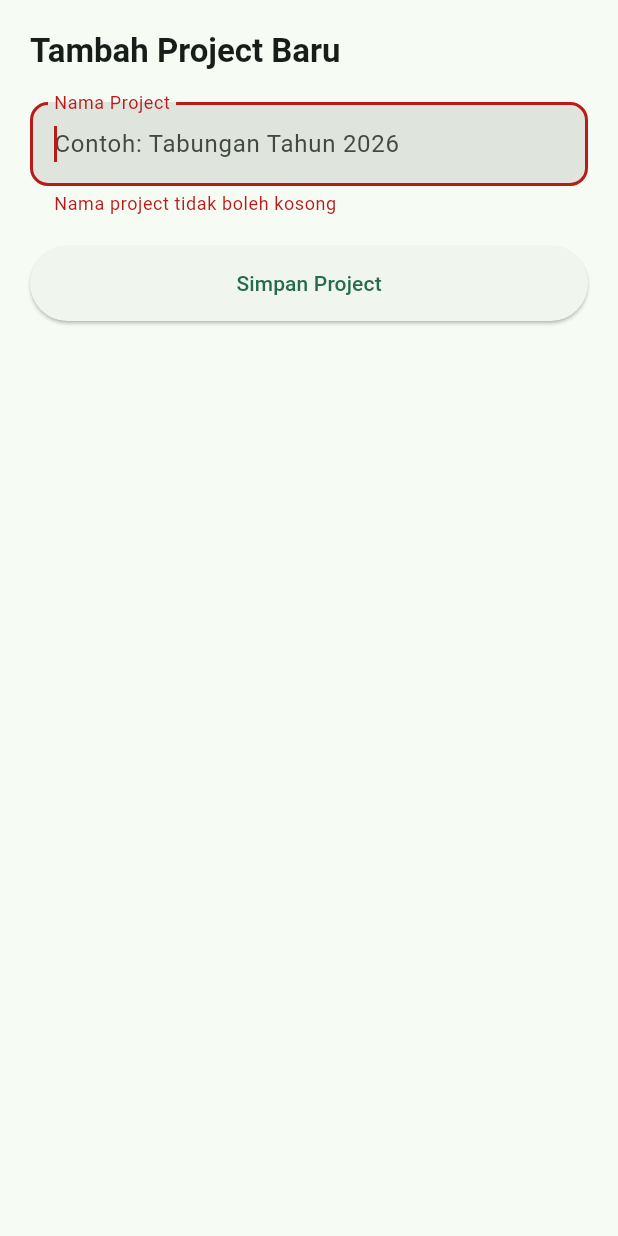
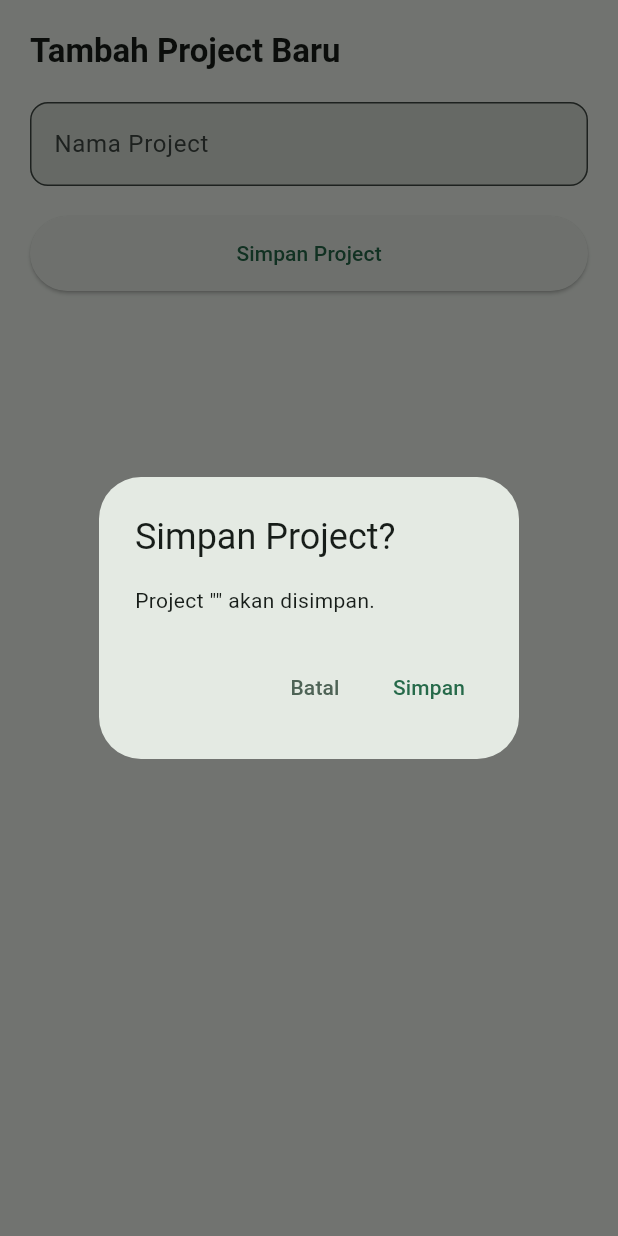
Before and after one commit to yumanuralfath/baitul_mal, a Flutter app: the _AddProjectSheetContent widget shown alone on an empty page, opened directly with empty values, after a tap on "Simpan Project", on a phone screen of 412 x 824 dp. Run offline on Flutter 3.47's test engine with Material 3 defaults, Android fonts, the phone set to English and light mode, and no system bars; our stand-ins replace logger, shared_preferences, sqflite, sqflite_common_ffi; accounts and stored records are empty.

Commit message:
feat(confirmProject): add confirmation button for save project

```diff
--- a/lib/presentation/home/widgets/add_project_bottom_sheet.dart
+++ b/lib/presentation/home/widgets/add_project_bottom_sheet.dart
@@ -115,14 +115,16 @@ class _AddProjectSheetContentState extends State<_AddProjectSheetContent> {
                     }
                     return null;
                   },
-                  onFieldSubmitted: (_) => _save(),
+                  onFieldSubmitted: (_) => _confirmCreateProject(context),
                 ),
                 const SizedBox(height: 20),
                 SizedBox(
                   width: double.infinity,
                   height: 50,
                   child: ElevatedButton(
-                    onPressed: _isSaving ? null : _save,
+                    onPressed: _isSaving
+                        ? null
+                        : () => _confirmCreateProject(context),
                     child: _isSaving
                         ? const SizedBox(
                             width: 20,
@@ -140,4 +142,34 @@ class _AddProjectSheetContentState extends State<_AddProjectSheetContent> {
       ),
     );
   }
+
+  /// Menampilkan dialog konfirmasi sebelum menyimpan project.
+  void _confirmCreateProject(BuildContext context) {
+    showDialog(
+      context: context,
+      builder: (ctx) => AlertDialog(
+        title: const Text('Simpan Project?'),
+        content: Text('Project "${_nameController.text}" akan disimpan.'),
+        actions: [
+          TextButton(
+            onPressed: () => Navigator.pop(ctx),
+            style: TextButton.styleFrom(
+              foregroundColor: Theme.of(context).colorScheme.secondary,
+            ),
+            child: const Text('Batal'),
+          ),
+          TextButton(
+            onPressed: () {
+              Navigator.pop(ctx);
+              _save();
+            },
+            style: TextButton.styleFrom(
+              foregroundColor: Theme.of(context).colorScheme.primary,
+            ),
+            child: const Text('Simpan'),
+          ),
+        ],
+      ),
+    );
+  }
 }
```
